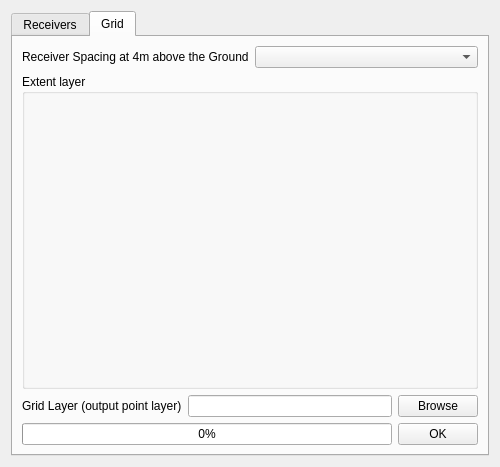
Qt form tools/ui_CreateReceiverPoints.ui (pierluigiderosa/openoise) before a commit.
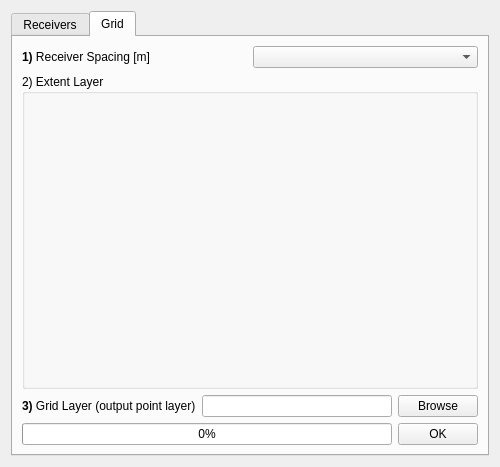
The same form after that commit. The open tabs and pages were chosen to show the change. Custom widgets are drawn as their Qt base class.

Commit message: - renamed shapefile contours_level - new GUI for Informations, contour level, create grid - GUI create grid added label fom m^2 - fixed spaces for GUI information

Diff of the .ui file:
```diff
--- a/tools/ui_CreateReceiverPoints.ui
+++ b/tools/ui_CreateReceiverPoints.ui
@@ -287,7 +287,7 @@
             <string/>
            </property>
            <property name="text">
-            <string>&lt;html&gt;&lt;head/&gt;&lt;body&gt;&lt;p&gt;Receiver Spacing at 4m &lt;/span&gt;above the Ground&lt;/p&gt;&lt;/body&gt;&lt;/html&gt;</string>
+            <string>&lt;html&gt;&lt;head/&gt;&lt;body&gt;&lt;p&gt;&lt;span style=&quot; font-weight:600;&quot;&gt;1)&lt;/span&gt; Receiver Spacing [m] &lt;/p&gt;&lt;/body&gt;&lt;/html&gt;</string>
            </property>
           </widget>
          </item>
@@ -311,7 +311,7 @@
           </size>
          </property>
          <property name="title">
-          <string>Extent layer</string>
+          <string>2) Extent Layer</string>
          </property>
         </widget>
        </item>
@@ -320,7 +320,7 @@
          <item>
           <widget class="QLabel" name="label_6">
            <property name="text">
-            <string>Grid Layer (output point layer)</string>
+            <string>&lt;html&gt;&lt;head/&gt;&lt;body&gt;&lt;p&gt;&lt;span style=&quot; font-weight:600;&quot;&gt;3)&lt;/span&gt; Grid Layer (output point layer)&lt;/p&gt;&lt;/body&gt;&lt;/html&gt;</string>
            </property>
           </widget>
          </item>
```
Left out of the diff: 4 changed lines with no effect on the pictures. The commit also changes 7 other files.
